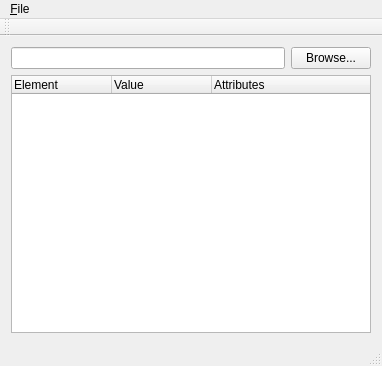
Before: the Qt Designer form mainwindow.ui in rasgo-cc/DamnSimpleXML, drawn with Qt 5.
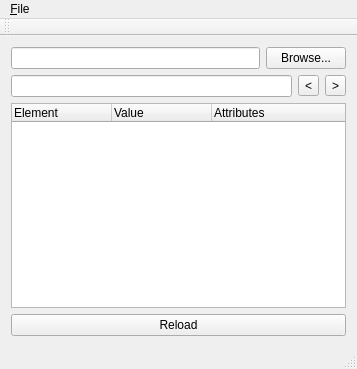
After: the same form once the commit is applied. Custom widgets are drawn as their Qt base class.

Commit message: find text implemented

```diff
--- a/mainwindow.ui
+++ b/mainwindow.ui
@@ -6,15 +6,15 @@
    <rect>
     <x>0</x>
     <y>0</y>
-    <width>382</width>
-    <height>366</height>
+    <width>357</width>
+    <height>369</height>
    </rect>
   </property>
   <property name="windowTitle">
    <string>MainWindow</string>
   </property>
   <widget class="QWidget" name="centralWidget">
-   <layout class="QVBoxLayout" name="verticalLayout_2">
+   <layout class="QHBoxLayout" name="horizontalLayout_3">
     <item>
      <layout class="QVBoxLayout" name="verticalLayout">
       <item>
@@ -35,6 +35,27 @@
         </item>
        </layout>
       </item>
+      <item>
+       <layout class="QHBoxLayout" name="horizontalLayout_2">
+        <item>
+         <widget class="QLineEdit" name="find_lineEdit"/>
+        </item>
+        <item>
+         <widget class="QToolButton" name="findPrev_toolButton">
+          <property name="text">
+           <string>&lt;</string>
+          </property>
+         </widget>
+        </item>
+        <item>
+         <widget class="QToolButton" name="findNext_toolButton">
+          <property name="text">
+           <string>&gt;</string>
+          </property>
+         </widget>
+        </item>
+       </layout>
+      </item>
       <item>
        <widget class="XmlTreeWidget" name="treeWidget">
         <property name="columnCount">
@@ -57,6 +78,13 @@
         </column>
        </widget>
       </item>
+      <item>
+       <widget class="QPushButton" name="refresh_pushButton">
+        <property name="text">
+         <string>Reload</string>
+        </property>
+       </widget>
+      </item>
      </layout>
     </item>
    </layout>
@@ -66,7 +94,7 @@
     <rect>
      <x>0</x>
      <y>0</y>
-     <width>382</width>
+     <width>357</width>
      <height>21</height>
     </rect>
    </property>
```
The commit also changes 5 other files.
